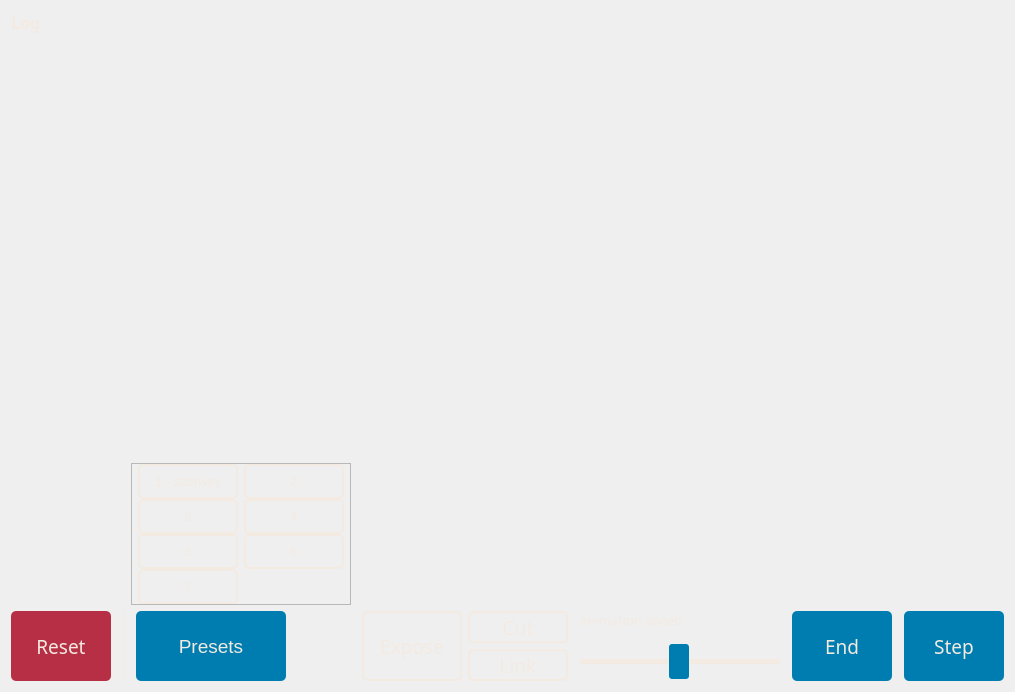
The window that code/FrameUiComponetns.ui (sufftea/Link-Cut-Treeez) describes before a commit, drawn with Qt 5.
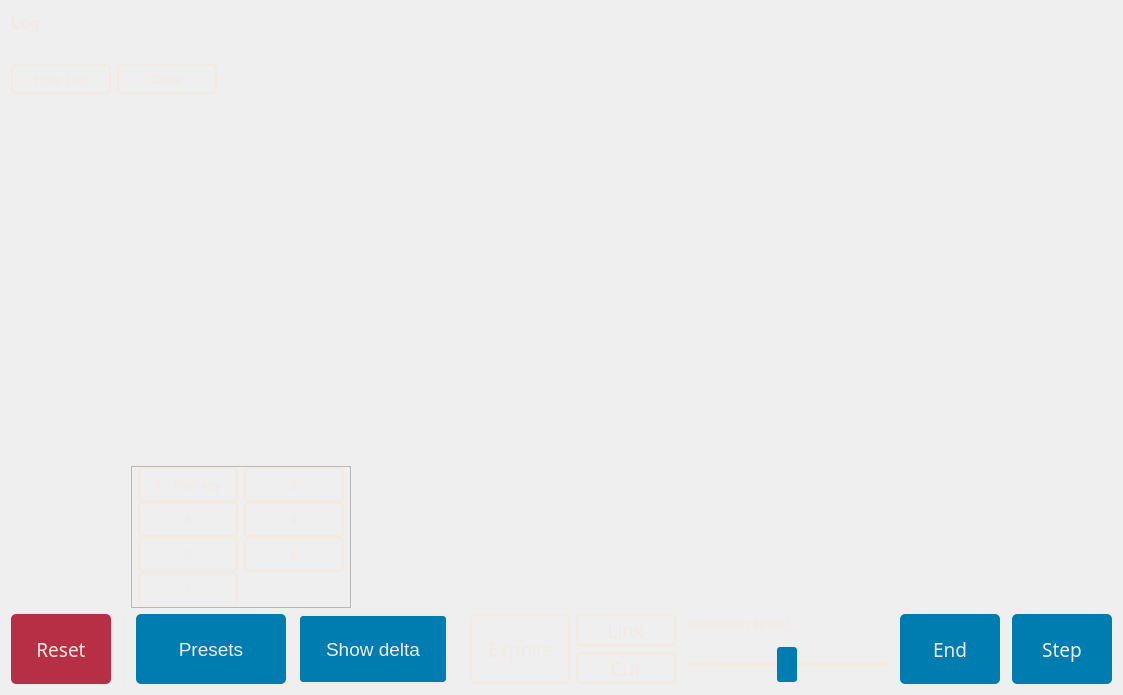
The same window after the commit.

Commit message: added delta system, kind of fixed tree not fitting the view

```diff
--- a/code/FrameUiComponetns.ui
+++ b/code/FrameUiComponetns.ui
@@ -6,8 +6,8 @@
    <rect>
     <x>0</x>
     <y>0</y>
-    <width>1015</width>
-    <height>692</height>
+    <width>1123</width>
+    <height>695</height>
    </rect>
   </property>
   <property name="windowTitle">
@@ -16,7 +16,278 @@
   <layout class="QVBoxLayout" name="verticalLayout">
    <item>
     <layout class="QGridLayout" name="gridLayoutTopPart">
-     <item row="1" column="0">
+     <item row="0" column="0" rowspan="2">
+      <layout class="QHBoxLayout" name="horizontalLayoutForScrollArea">
+       <item>
+        <widget class="QScrollArea" name="scrollAreaLog">
+         <property name="sizePolicy">
+          <sizepolicy hsizetype="Preferred" vsizetype="Expanding">
+           <horstretch>0</horstretch>
+           <verstretch>0</verstretch>
+          </sizepolicy>
+         </property>
+         <property name="styleSheet">
+          <string notr="true">background-color: rgba(0,0,0,0);
+border: 0;</string>
+         </property>
+         <property name="verticalScrollBarPolicy">
+          <enum>Qt::ScrollBarAsNeeded</enum>
+         </property>
+         <property name="horizontalScrollBarPolicy">
+          <enum>Qt::ScrollBarAlwaysOff</enum>
+         </property>
+         <property name="widgetResizable">
+          <bool>true</bool>
+         </property>
+         <widget class="QWidget" name="scrollAreaWidgetContents_2">
+          <property name="geometry">
+           <rect>
+            <x>0</x>
+            <y>0</y>
+            <width>300</width>
+            <height>384</height>
+           </rect>
+          </property>
+          <layout class="QVBoxLayout" name="verticalLayout_4">
+           <property name="leftMargin">
+            <number>0</number>
+           </property>
+           <property name="topMargin">
+            <number>0</number>
+           </property>
+           <property name="rightMargin">
+            <number>0</number>
+           </property>
+           <property name="bottomMargin">
+            <number>0</number>
+           </property>
+           <item>
+            <widget class="QLabel" name="label_2">
+             <property name="maximumSize">
+              <size>
+               <width>100</width>
+               <height>16777215</height>
+              </size>
+             </property>
+             <property name="font">
+              <font>
+               <family>MS Reference Sans Serif</family>
+               <pointsize>12</pointsize>
+               <weight>75</weight>
+               <bold>true</bold>
+              </font>
+             </property>
+             <property name="styleSheet">
+              <string notr="true">color: rgb(243, 234, 226);</string>
+             </property>
+             <property name="text">
+              <string>Log</string>
+             </property>
+            </widget>
+           </item>
+           <item>
+            <widget class="QLabel" name="labelSequence">
+             <property name="sizePolicy">
+              <sizepolicy hsizetype="Preferred" vsizetype="Fixed">
+               <horstretch>0</horstretch>
+               <verstretch>0</verstretch>
+              </sizepolicy>
+             </property>
+             <property name="minimumSize">
+              <size>
+               <width>300</width>
+               <height>0</height>
+              </size>
+             </property>
+             <property name="maximumSize">
+              <size>
+               <width>16777215</width>
+               <height>16777215</height>
+              </size>
+             </property>
+             <property name="font">
+              <font>
+               <family>MS Reference Sans Serif</family>
+               <pointsize>10</pointsize>
+              </font>
+             </property>
+             <property name="styleSheet">
+              <string notr="true">color: rgb(243, 234, 226);</string>
+             </property>
+             <property name="text">
+              <string/>
+             </property>
+             <property name="alignment">
+              <set>Qt::AlignLeading|Qt::AlignLeft|Qt::AlignTop</set>
+             </property>
+            </widget>
+           </item>
+           <item>
+            <layout class="QHBoxLayout" name="horizontalLayout_2">
+             <property name="bottomMargin">
+              <number>0</number>
+             </property>
+             <item>
+              <widget class="QPushButton" name="pushButtonHideLog">
+               <property name="sizePolicy">
+                <sizepolicy hsizetype="Expanding" vsizetype="Expanding">
+                 <horstretch>0</horstretch>
+                 <verstretch>0</verstretch>
+                </sizepolicy>
+               </property>
+               <property name="minimumSize">
+                <size>
+                 <width>100</width>
+                 <height>30</height>
+                </size>
+               </property>
+               <property name="maximumSize">
+                <size>
+                 <width>100</width>
+                 <height>30</height>
+                </size>
+               </property>
+               <property name="font">
+                <font>
+                 <pointsize>10</pointsize>
+                </font>
+               </property>
+               <property name="styleSheet">
+                <string notr="true">QPushButton {
+color: rgb(243, 234, 226);
+background-color: transparent;
+
+border-radius: 5px;
+border: 2px solid;
+border-color: rgb(243, 234, 226);
+}
+QPushButton:enabled:hover {
+background-color: rgb(0, 125, 176);
+}
+QPushButton:enabled:pressed {
+background-color:  rgb(0, 105, 156);
+}
+QPushButton:disabled {
+border-color: rgba(243, 234, 226, 100);
+color:  rgba(243, 234, 226, 100);
+background-color: rgba(255, 255, 255, 20);
+}</string>
+               </property>
+               <property name="text">
+                <string>Hide Log</string>
+               </property>
+              </widget>
+             </item>
+             <item>
+              <widget class="QPushButton" name="pushButtonClearLog">
+               <property name="sizePolicy">
+                <sizepolicy hsizetype="Expanding" vsizetype="Expanding">
+                 <horstretch>0</horstretch>
+                 <verstretch>0</verstretch>
+                </sizepolicy>
+               </property>
+               <property name="minimumSize">
+                <size>
+                 <width>100</width>
+                 <height>30</height>
+                </size>
+               </property>
+               <property name="maximumSize">
+                <size>
+                 <width>100</width>
+                 <height>30</height>
+                </size>
+               </property>
+               <property name="font">
+                <font>
+                 <pointsize>10</pointsize>
+                </font>
+               </property>
+               <property name="styleSheet">
+                <string notr="true">QPushButton {
+color: rgb(243, 234, 226);
+background-color: transparent;
+
+border-radius: 5px;
+border: 2px solid;
+border-color: rgb(243, 234, 226);
+}
+QPushButton:enabled:hover {
+background-color:  rgb(182, 47, 68);
+}
+QPushButton:enabled:pressed {
+background-color:  rgb(152, 27, 48);
+}</string>
+               </property>
+               <property name="text">
+                <string>Clear</string>
+               </property>
+              </widget>
+             </item>
+             <item>
+              <spacer name="horizontalSpacer_5">
+               <property name="orientation">
+                <enum>Qt::Horizontal</enum>
+               </property>
+               <property name="sizeHint" stdset="0">
+                <size>
+                 <width>40</width>
+                 <height>20</height>
+                </size>
+               </property>
+              </spacer>
+             </item>
+            </layout>
+           </item>
+           <item>
+            <spacer name="verticalSpacer_3">
+             <property name="orientation">
+              <enum>Qt::Vertical</enum>
+             </property>
+             <property name="sizeType">
+              <enum>QSizePolicy::Fixed</enum>
+             </property>
+             <property name="sizeHint" stdset="0">
+              <size>
+               <width>20</width>
+               <height>40</height>
+              </size>
+             </property>
+            </spacer>
+           </item>
+           <item>
+            <spacer name="verticalSpacer_2">
+             <property name="orientation">
+              <enum>Qt::Vertical</enum>
+             </property>
+             <property name="sizeHint" stdset="0">
+              <size>
+               <width>20</width>
+               <height>336</height>
+              </size>
+             </property>
+            </spacer>
+           </item>
+          </layout>
+         </widget>
+        </widget>
+       </item>
+       <item>
+        <spacer name="horizontalSpacer_4">
+         <property name="orientation">
+          <enum>Qt::Horizontal</enum>
+         </property>
+         <property name="sizeHint" stdset="0">
+          <size>
+           <width>40</width>
+           <height>20</height>
+          </size>
+         </property>
+        </spacer>
+       </item>
+      </layout>
+     </item>
+     <item row="2" column="0">
       <layout class="QGridLayout" name="gridLayoutPopUpMenu">
        <property name="spacing">
         <number>0</number>
@@ -461,121 +732,6 @@
        </item>
       </layout>
      </item>
-     <item row="0" column="0">
-      <widget class="QScrollArea" name="scrollAreaLog">
-       <property name="sizePolicy">
-        <sizepolicy hsizetype="Expanding" vsizetype="Expanding">
-         <horstretch>0</horstretch>
-         <verstretch>0</verstretch>
-        </sizepolicy>
-       </property>
-       <property name="styleSheet">
-        <string notr="true">background-color: rgba(0,0,0,0);
-border: 0;</string>
-       </property>
-       <property name="verticalScrollBarPolicy">
-        <enum>Qt::ScrollBarAlwaysOff</enum>
-       </property>
-       <property name="horizontalScrollBarPolicy">
-        <enum>Qt::ScrollBarAlwaysOff</enum>
-       </property>
-       <property name="widgetResizable">
-        <bool>true</bool>
-       </property>
-       <widget class="QWidget" name="scrollAreaWidgetContents_2">
-        <property name="geometry">
-         <rect>
-          <x>0</x>
-          <y>0</y>
-          <width>991</width>
-          <height>384</height>
-         </rect>
-        </property>
-        <layout class="QVBoxLayout" name="verticalLayout_4">
-         <property name="leftMargin">
-          <number>0</number>
-         </property>
-         <property name="topMargin">
-          <number>0</number>
-         </property>
-         <property name="rightMargin">
-          <number>0</number>
-         </property>
-         <property name="bottomMargin">
-          <number>0</number>
-         </property>
-         <item>
-          <widget class="QLabel" name="label_2">
-           <property name="font">
-            <font>
-             <family>MS Reference Sans Serif</family>
-             <pointsize>12</pointsize>
-             <weight>75</weight>
-             <bold>true</bold>
-            </font>
-           </property>
-           <property name="styleSheet">
-            <string notr="true">color: rgb(243, 234, 226);</string>
-           </property>
-           <property name="text">
-            <string>Log</string>
-           </property>
-          </widget>
-         </item>
-         <item>
-          <widget class="QLabel" name="labelSequence">
-           <property name="sizePolicy">
-            <sizepolicy hsizetype="Expanding" vsizetype="Preferred">
-             <horstretch>0</horstretch>
-             <verstretch>0</verstretch>
-            </sizepolicy>
-           </property>
-           <property name="minimumSize">
-            <size>
-             <width>300</width>
-             <height>0</height>
-            </size>
-           </property>
-           <property name="maximumSize">
-            <size>
-             <width>16777215</width>
-             <height>16777215</height>
-            </size>
-           </property>
-           <property name="font">
-            <font>
-             <family>MS Reference Sans Serif</family>
-             <pointsize>10</pointsize>
-            </font>
-           </property>
-           <property name="styleSheet">
-            <string notr="true">color: rgb(243, 234, 226);</string>
-           </property>
-           <property name="text">
-            <string/>
-           </property>
-           <property name="alignment">
-            <set>Qt::AlignLeading|Qt::AlignLeft|Qt::AlignTop</set>
-           </property>
-          </widget>
-         </item>
-         <item>
-          <spacer name="verticalSpacer_2">
-           <property name="orientation">
-            <enum>Qt::Vertical</enum>
-           </property>
-           <property name="sizeHint" stdset="0">
-            <size>
-             <width>20</width>
-             <height>336</height>
-            </size>
-           </property>
-          </spacer>
-         </item>
-        </layout>
-       </widget>
-      </widget>
-     </item>
     </layout>
    </item>
    <item>
@@ -730,6 +886,48 @@
         </property>
        </widget>
       </item>
+      <item>
+       <widget class="QPushButton" name="pushButtonShowDelta">
+        <property name="sizePolicy">
+         <sizepolicy hsizetype="Expanding" vsizetype="Expanding">
+          <horstretch>0</horstretch>
+          <verstretch>0</verstretch>
+         </sizepolicy>
+        </property>
+        <property name="minimumSize">
+         <size>
+          <width>150</width>
+          <height>0</height>
+         </size>
+        </property>
+        <property name="maximumSize">
+         <size>
+          <width>150</width>
+          <height>16777215</height>
+         </size>
+        </property>
+        <property name="font">
+         <font>
+          <pointsize>14</pointsize>
+         </font>
+        </property>
+        <property name="styleSheet">
+         <string notr="true">QPushButton {
+color: rgb(243, 234, 226);
+background-color: rgb(0, 125, 176);
+border-radius: 5px;
+border: 2px solid;
+border-color: rgb(243, 234, 226);
+}
+QPushButton:hover {
+background-color: rgba(0, 125, 176, 220);
+}</string>
+        </property>
+        <property name="text">
+         <string>Show delta</string>
+        </property>
+       </widget>
+      </item>
       <item>
        <widget class="QFrame" name="frame_3">
         <property name="frameShape">
@@ -751,7 +949,59 @@
          <property name="bottomMargin">
           <number>0</number>
          </property>
-         <item row="0" column="0" rowspan="2">
+         <item row="0" column="2">
+          <widget class="QPushButton" name="pushButtonLink">
+           <property name="sizePolicy">
+            <sizepolicy hsizetype="Expanding" vsizetype="Expanding">
+             <horstretch>0</horstretch>
+             <verstretch>0</verstretch>
+            </sizepolicy>
+           </property>
+           <property name="minimumSize">
+            <size>
+             <width>100</width>
+             <height>0</height>
+            </size>
+           </property>
+           <property name="maximumSize">
+            <size>
+             <width>100</width>
+             <height>16777215</height>
+            </size>
+           </property>
+           <property name="font">
+            <font>
+             <family>Microsoft YaHei Light</family>
+             <pointsize>14</pointsize>
+            </font>
+           </property>
+           <property name="styleSheet">
+            <string notr="true">QPushButton {
+color: rgb(243, 234, 226);
+background-color: transparent;
+
+border-radius: 5px;
+border: 2px solid;
+border-color: rgb(243, 234, 226);
+}
+QPushButton:enabled:hover {
+background-color: rgb(0, 125, 176);
+}
+QPushButton:enabled:pressed {
+background-color:  rgb(0, 105, 156);
+}
+QPushButton:disabled {
+border-color: rgba(243, 234, 226, 100);
+color:  rgba(243, 234, 226, 100);
+background-color: rgba(255, 255, 255, 20);
+}</string>
+           </property>
+           <property name="text">
+            <string>Link</string>
+           </property>
+          </widget>
+         </item>
+         <item row="0" column="0">
           <spacer name="horizontalSpacer">
            <property name="orientation">
             <enum>Qt::Horizontal</enum>
@@ -765,7 +1015,7 @@
           </spacer>
          </item>
          <item row="1" column="2">
-          <widget class="QPushButton" name="pushButtonLink">
+          <widget class="QPushButton" name="pushButtonCut">
            <property name="sizePolicy">
             <sizepolicy hsizetype="Expanding" vsizetype="Expanding">
              <horstretch>0</horstretch>
@@ -812,7 +1062,7 @@
 }</string>
            </property>
            <property name="text">
-            <string>Link</string>
+            <string>Cut</string>
            </property>
           </widget>
          </item>
@@ -868,58 +1118,6 @@
            </property>
           </widget>
          </item>
-         <item row="0" column="2">
-          <widget class="QPushButton" name="pushButtonCut">
-           <property name="sizePolicy">
-            <sizepolicy hsizetype="Expanding" vsizetype="Expanding">
-             <horstretch>0</horstretch>
-             <verstretch>0</verstretch>
-            </sizepolicy>
-           </property>
-           <property name="minimumSize">
-            <size>
-             <width>100</width>
-             <height>0</height>
-            </size>
-           </property>
-           <property name="maximumSize">
-            <size>
-             <width>100</width>
-             <height>16777215</height>
-            </size>
-           </property>
-           <property name="font">
-            <font>
-             <family>Microsoft YaHei Light</family>
-             <pointsize>14</pointsize>
-            </font>
-           </property>
-           <property name="styleSheet">
-            <string notr="true">QPushButton {
-color: rgb(243, 234, 226);
-background-color: transparent;
-
-border-radius: 5px;
-border: 2px solid;
-border-color: rgb(243, 234, 226);
-}
-QPushButton:enabled:hover {
-background-color: rgb(0, 125, 176);
-}
-QPushButton:enabled:pressed {
-background-color:  rgb(0, 105, 156);
-}
-QPushButton:disabled {
-border-color: rgba(243, 234, 226, 100);
-color:  rgba(243, 234, 226, 100);
-background-color: rgba(255, 255, 255, 20);
-}</string>
-           </property>
-           <property name="text">
-            <string>Cut</string>
-           </property>
-          </widget>
-         </item>
         </layout>
        </widget>
       </item>
```
The commit also changes 14 other files.
